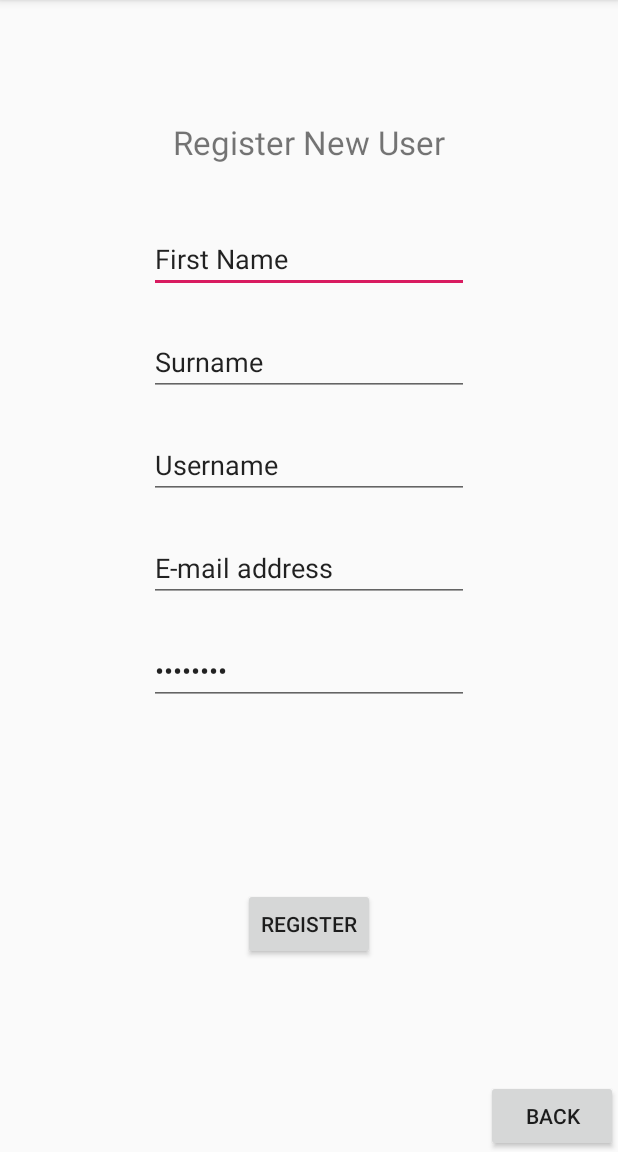
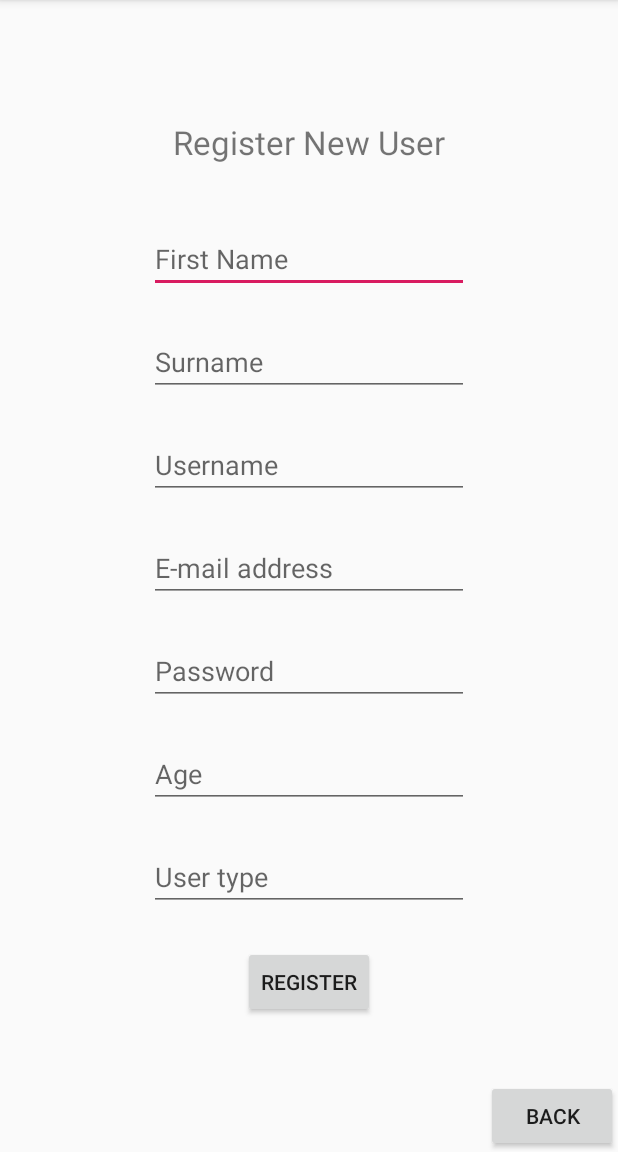
Before and after one commit to andy-kidd133/PSNIProject, an Android app: the fragment RegisterUserFragment shown on its own in the app's theme, after a tap on "REGISTER", on a phone screen of 412 x 824 dp, the part 84-1236 px from its top. Run offline under Robolectric (Android 15) with nearby library versions, the phone set to English and light mode, and no system bars; our stand-ins replace Firebase (no records; nobody signed in at launch, a user with empty details on screens opened directly).

Commit message:
Database created for users, additional registration details implemented

```diff
--- a/app/build.gradle
+++ b/app/build.gradle
@@ -31,6 +31,8 @@ dependencies {
     implementation 'com.google.firebase:firebase-analytics:17.2.1'
     implementation 'com.google.firebase:firebase-auth:19.2.0'
     implementation 'com.google.firebase:firebase-firestore:21.3.0'
+    implementation 'com.google.firebase:firebase-database:19.2.0'
+
 
     implementation 'com.android.support:multidex:1.0.3'
 
--- a/app/src/main/java/com/example/psniproject/LoginScreen/RegisterUserFragment.java
+++ b/app/src/main/java/com/example/psniproject/LoginScreen/RegisterUserFragment.java
@@ -14,12 +14,15 @@ import com.google.android.gms.tasks.OnCompleteListener;
 import com.google.android.gms.tasks.Task;
 import com.google.firebase.auth.AuthResult;
 import com.google.firebase.auth.FirebaseAuth;
+import com.google.firebase.database.DatabaseReference;
+import com.google.firebase.database.FirebaseDatabase;
 
 public class RegisterUserFragment extends Fragment {
 
-    private EditText firstName, surname, userName, email, password;
+    private EditText firstName, surname, userName, email, password, userAge, userType;
     private FirebaseAuth firebaseAuth;
     private View view;
+    String fName, sName, eMail, uName, pWord, age, uType;
 
     public RegisterUserFragment() {
 
@@ -41,7 +44,7 @@ public class RegisterUserFragment extends Fragment {
             @Override
             public void onClick(View v) {
                 if(validateRegistration()) {
-                    //Upload data to "VictimSupportDB"
+
                     String user_email = email.getText().toString().trim();
                     String user_password = password.getText().toString().trim();
 
@@ -50,7 +53,9 @@ public class RegisterUserFragment extends Fragment {
                         public void onComplete(@NonNull Task<AuthResult> task) {
 
                             if (task.isSuccessful()) {
-                                Toast.makeText(getActivity(), "Registration Successful.", Toast.LENGTH_SHORT).show();
+                                //Upload data to "VictimSupportDB"
+                                sendUserData();
+                                Toast.makeText(getActivity(), "Registration Successful & upload complete.", Toast.LENGTH_SHORT).show();
                             }else {
                                 Toast.makeText(getActivity(), "Registration Failed.", Toast.LENGTH_SHORT).show();
 
@@ -78,18 +83,22 @@ public class RegisterUserFragment extends Fragment {
         userName = view.findViewById(R.id.etUsername);
         email = view.findViewById(R.id.etEmail);
         password = view.findViewById(R.id.etPassword);
+        userAge = view.findViewById(R.id.etAge);
+        userType = view.findViewById(R.id.etUserType);
     }
 
     private Boolean validateRegistration() {
         Boolean result = false;
 
-        String fName = firstName.getText().toString();
-        String sName = surname.getText().toString();
-        String uName = userName.getText().toString();
-        String eMail = email.getText().toString();
-        String pWord = password.getText().toString();
+        fName = firstName.getText().toString();
+        sName = surname.getText().toString();
+        uName = userName.getText().toString();
+        eMail = email.getText().toString();
+        pWord = password.getText().toString();
+        age = userAge.getText().toString();
+        uType = userType.getText().toString();
 
-        if(fName.isEmpty() || sName.isEmpty() || uName.isEmpty() || eMail.isEmpty() || pWord.isEmpty()) {
+        if(fName.isEmpty() || sName.isEmpty() || uName.isEmpty() || eMail.isEmpty() || pWord.isEmpty() || age.isEmpty() || uType.isEmpty()) {
             Toast.makeText(getActivity(), "Please complete all fields.", Toast.LENGTH_SHORT).show();
         }else {
             result = true;
@@ -98,4 +107,13 @@ public class RegisterUserFragment extends Fragment {
         return result;
     }
 
+
+    private void sendUserData() {
+
+        FirebaseDatabase firebaseDatabase = FirebaseDatabase.getInstance();
+        DatabaseReference myRef = firebaseDatabase.getReference(firebaseAuth.getUid());
+        UserProfile userProfile = new UserProfile(userAge.toString(), fName, sName, userType.toString(), eMail);
+        myRef.setValue(userProfile);
+
+    }
 }
--- a/app/src/main/res/layout/fragment_register_user.xml
+++ b/app/src/main/res/layout/fragment_register_user.xml
@@ -21,60 +21,60 @@
         android:layout_centerHorizontal="true"
         android:layout_marginTop="150dp"
         android:ems="10"
-        android:inputType="textPersonName"
-        android:text="@string/first_name" />
+        android:hint="@string/first_name"
+        android:inputType="textPersonName" />
 
     <EditText
         android:id="@+id/etSurname"
         android:layout_width="wrap_content"
         android:layout_height="wrap_content"
+        android:layout_below="@+id/etFirstName"
         android:layout_centerHorizontal="true"
-        android:layout_below="@+id/etFirstName"
         android:layout_marginTop="23dp"
         android:ems="10"
-        android:inputType="textPersonName"
-        android:text="@string/surname" />
+        android:hint="@string/surname"
+        android:inputType="textPersonName" />
 
     <EditText
         android:id="@+id/etUsername"
         android:layout_width="wrap_content"
         android:layout_height="wrap_content"
+        android:layout_below="@+id/etSurname"
         android:layout_centerHorizontal="true"
-        android:layout_below="@+id/etSurname"
         android:layout_marginTop="23dp"
         android:ems="10"
-        android:inputType="textPersonName"
-        android:text="@string/username" />
+        android:hint="@string/username"
+        android:inputType="textPersonName" />
 
     <EditText
         android:id="@+id/etEmail"
         android:layout_width="wrap_content"
         android:layout_height="wrap_content"
+        android:layout_below="@+id/etUsername"
         android:layout_centerHorizontal="true"
-        android:layout_below="@+id/etUsername"
         android:layout_marginTop="23dp"
         android:ems="10"
-        android:inputType="textEmailAddress"
-        android:text="@string/email"/>
+        android:hint="@string/email"
+        android:inputType="textEmailAddress" />
 
     <EditText
         android:id="@+id/etPassword"
         android:layout_width="wrap_content"
         android:layout_height="wrap_content"
+        android:layout_below="@+id/etEmail"
         android:layout_centerHorizontal="true"
-        android:layout_below="@+id/etEmail"
         android:layout_marginTop="23dp"
         android:ems="10"
-        android:inputType="textPassword"
-        android:text="@string/password"/>
+        android:hint="@string/password"
+        android:inputType="textPassword" />
 
     <Button
         android:id="@+id/regBtn"
         android:layout_width="wrap_content"
         android:layout_height="wrap_content"
-        android:layout_below="@+id/etPassword"
+        android:layout_below="@+id/etUserType"
         android:layout_centerHorizontal="true"
-        android:layout_marginTop="122dp"
+        android:layout_marginTop="23dp"
         android:text="@string/reg_button" />
 
     <Button
@@ -85,4 +85,26 @@
         android:layout_alignParentBottom="true"
         android:text="@string/back_button" />
 
+    <EditText
+        android:id="@+id/etAge"
+        android:layout_width="wrap_content"
+        android:layout_height="wrap_content"
+        android:layout_below="@+id/etPassword"
+        android:layout_centerHorizontal="true"
+        android:layout_marginTop="23dp"
+        android:ems="10"
+        android:hint="Age"
+        android:inputType="number" />
+
+    <EditText
+        android:id="@+id/etUserType"
+        android:layout_width="wrap_content"
+        android:layout_height="wrap_content"
+        android:layout_below="@+id/etAge"
+        android:layout_centerHorizontal="true"
+        android:layout_marginTop="23dp"
+        android:ems="10"
+        android:hint="User type"
+        android:inputType="number" />
+
 </RelativeLayout>
```
Also changed, not shown: app/src/main/java/com/example/psniproject/LoginScreen/UserProfile.java (added, +54 -0 lines), app/src/main/res/layout/fragment_admin_login.xml (+5 -6 lines), app/src/main/res/layout/fragment_user_login.xml (+5 -6 lines).
